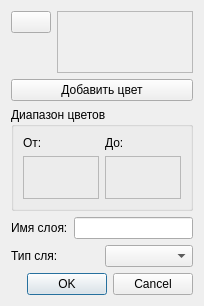
This is MapVectorization/gui/layerconfiguredialog.ui in YulyIllarionov/MapVectorization as Qt 5 draws it before an edit. The edited form follows.
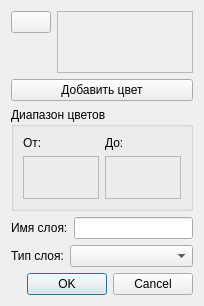
This is the edited form. Icons and pictures are not drawn.

What changed in the file:
```diff
--- a/MapVectorization/gui/layerconfiguredialog.ui
+++ b/MapVectorization/gui/layerconfiguredialog.ui
@@ -150,8 +150,14 @@
     <layout class="QHBoxLayout" name="horizontalLayout_2">
      <item>
       <widget class="QLabel" name="label_4">
+       <property name="sizePolicy">
+        <sizepolicy hsizetype="Fixed" vsizetype="Preferred">
+         <horstretch>0</horstretch>
+         <verstretch>0</verstretch>
+        </sizepolicy>
+       </property>
        <property name="text">
-        <string>Тип сля:</string>
+        <string>Тип слоя:</string>
        </property>
       </widget>
      </item>
```
Left out of the diff: 6 changed lines with no effect on the pictures.
